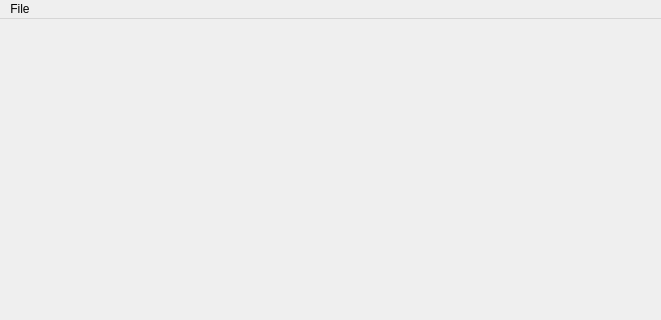
Qt form mainwindow.ui (coconetlero/US_Probe_Calibration) before a commit; both pictures show x 0 to 661 and y 0 to 320 of the 661 by 623 pixel window.
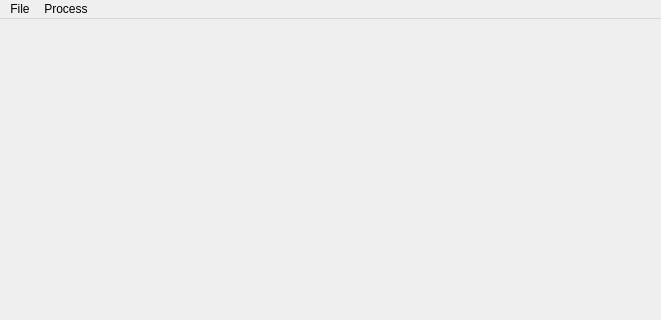
The same form after that commit.

The edit to the form file:
```diff
--- a/mainwindow.ui
+++ b/mainwindow.ui
@@ -90,7 +90,14 @@
     <addaction name="separator"/>
     <addaction name="actionQuit"/>
    </widget>
+   <widget class="QMenu" name="menuProcess">
+    <property name="title">
+     <string>Process</string>
+    </property>
+    <addaction name="actionUS_Probe_Calibration"/>
+   </widget>
    <addaction name="menuFile"/>
+   <addaction name="menuProcess"/>
   </widget>
   <widget class="QStatusBar" name="statusBar"/>
   <action name="actionAdd_Images_Folder">
```
Left out of the diff: 45 changed lines with no effect on the pictures.
